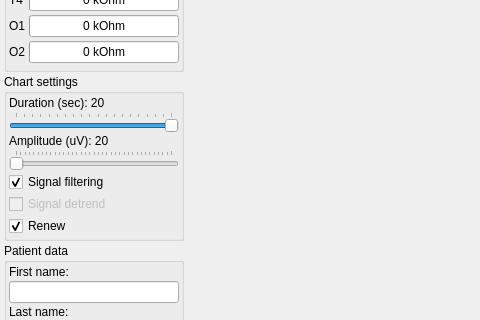
Old version of the form UI/mainwindow.ui in the repository ZarkSPb/BB_Python; both pictures show x 0 to 480 and y 251 to 571 of the 1076 by 856 pixel window.
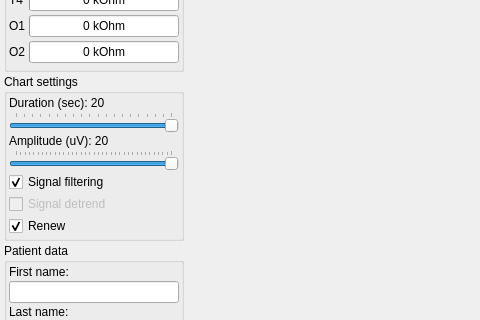
New version of the form.

```diff
--- a/UI/mainwindow.ui
+++ b/UI/mainwindow.ui
@@ -461,10 +461,10 @@
              <number>5</number>
             </property>
             <property name="pageStep">
-             <number>20</number>
+             <number>5</number>
             </property>
             <property name="value">
-             <number>20</number>
+             <number>200</number>
             </property>
             <property name="orientation">
              <enum>Qt::Horizontal</enum>
```
Left out of the diff: 7 changed lines with no effect on the pictures.
